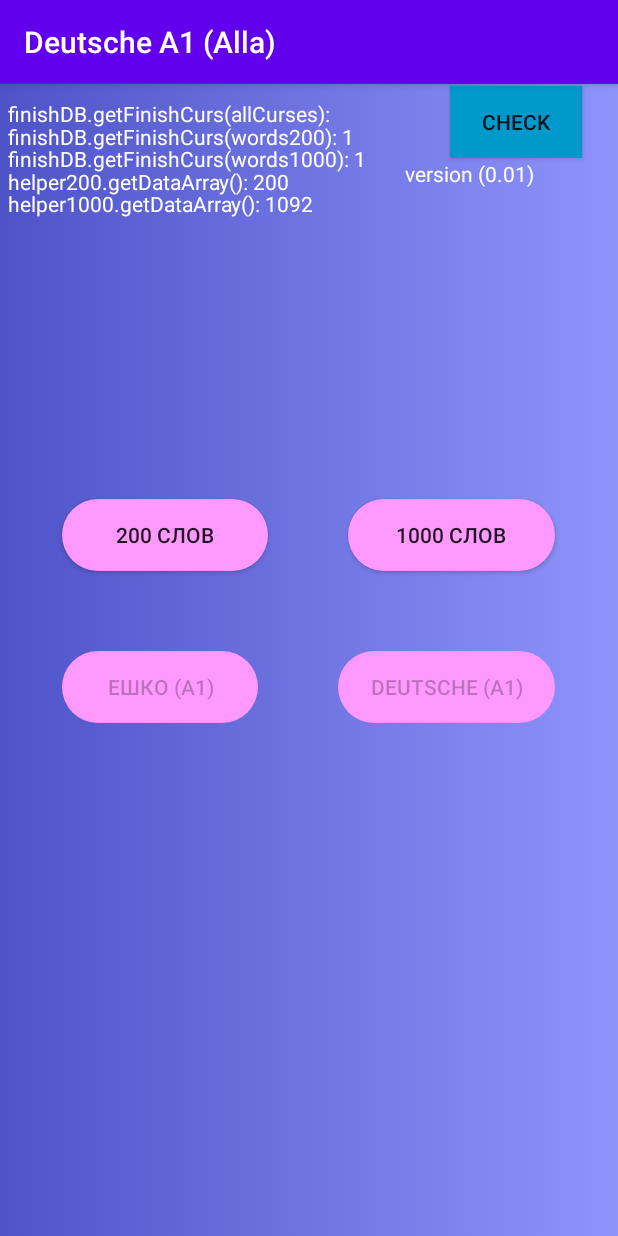
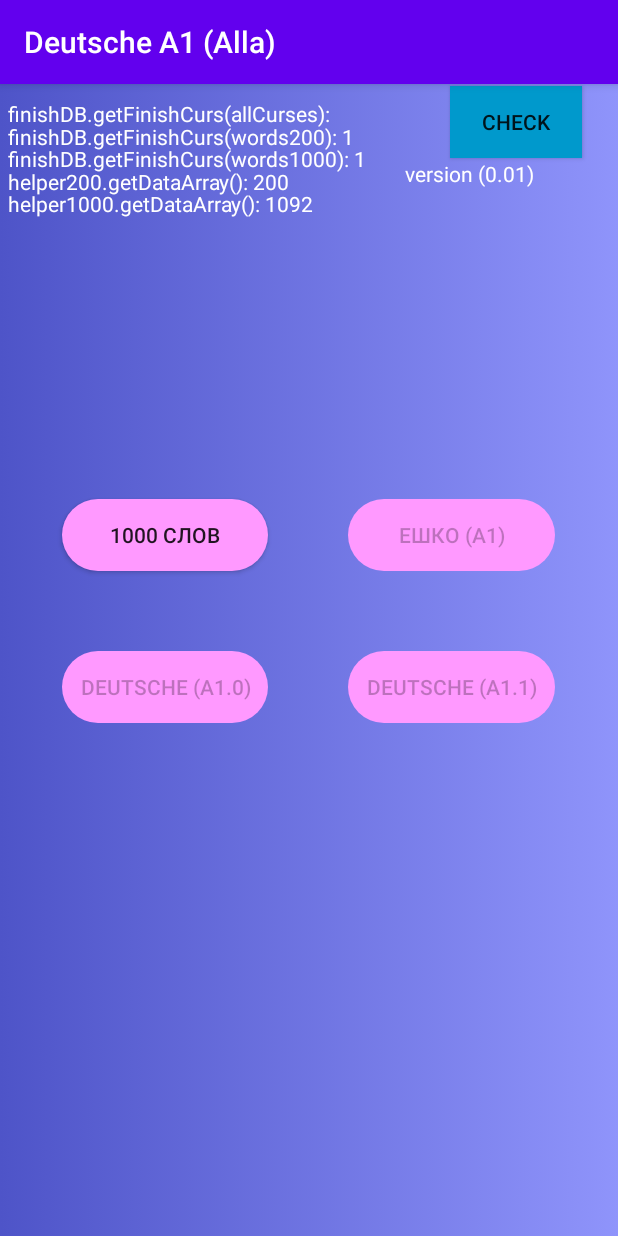
Before and after one commit to LysogorAndGmail/deutscheAlla, an Android app: the screen it shows after launch (MainActivity), on a phone screen of 412 x 824 dp. Run offline under Robolectric (Android 15) with nearby library versions, the phone set to English and light mode, and no system bars.

Commit message:
messeges problem not fixed

```diff
--- a/app/src/main/java/com/example/deutschea1alla/DinamicMainActivity.java
+++ b/app/src/main/java/com/example/deutschea1alla/DinamicMainActivity.java
@@ -103,7 +103,7 @@ public class DinamicMainActivity extends AppCompatActivity implements View.OnCli
             params.setMargins(40, 40, 40, 40);
             FirstButtonRiw.setLayoutParams(params);
 
-            FirstButtonRiw.setText("Lesson "+fakeNumber);
+            FirstButtonRiw.setText("Урок "+fakeNumber);
             FirstButtonRiw.setTag(fakeNumber+"/"+1+"/"+TableName);
             FirstButtonRiw.setOnClickListener(this);
 
--- a/app/src/main/java/com/example/deutschea1alla/MainActivity.java
+++ b/app/src/main/java/com/example/deutschea1alla/MainActivity.java
@@ -47,13 +47,14 @@ public class MainActivity extends AppCompatActivity implements View.OnClickListe
         setContentView(R.layout.activity_main);
 
         String [][] Kurses = {
-                {"1","200 Слов","words200"},
+                //{"1","200 Слов","words200"},
                 {"2","1000 Слов","words1000"},
                 {"3","ЕШКО (A1)","eshko"},
-                {"4","Deutsche (A1)","deutsche"}
+                {"4","Deutsche (A1.0)","deutschea1"},
+                {"5","Deutsche (A1.1)","deutschea2"}
         };
 
-        int numberfinishCurs = 2;
+        int numberfinishCurs = 1;
 
         finishDB = new DbFinishLesson(this);
         helper200 = new Db200Adapter(this);
```
Also changed, not shown: app/src/main/java/com/example/deutschea1alla/DinamicActivity.java (+4 -3 lines), app/src/main/res/layout/activity_dinamic.xml (+6 -4 lines).
